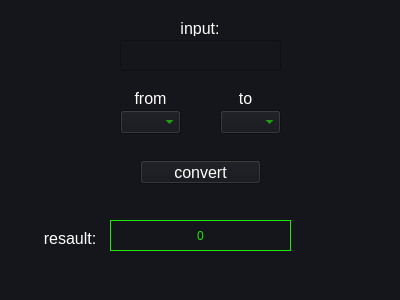
Old version of the form mainwindow.ui in the repository Ava8/Radix-Converter.
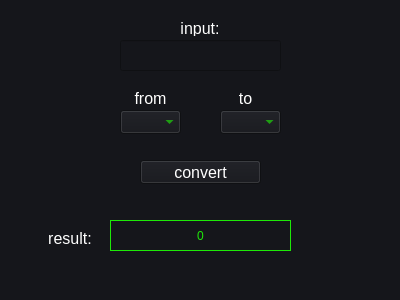
New version of the form.

Commit message: fix result label issue

```diff
--- a/mainwindow.ui
+++ b/mainwindow.ui
@@ -151,7 +151,7 @@
      <string notr="true">font: 12pt; color:rgb(255, 255, 255)</string>
     </property>
     <property name="text">
-     <string>resault:</string>
+     <string>result:</string>
     </property>
     <property name="alignment">
      <set>Qt::AlignCenter</set>
```
The commit also changes 1 other file.
